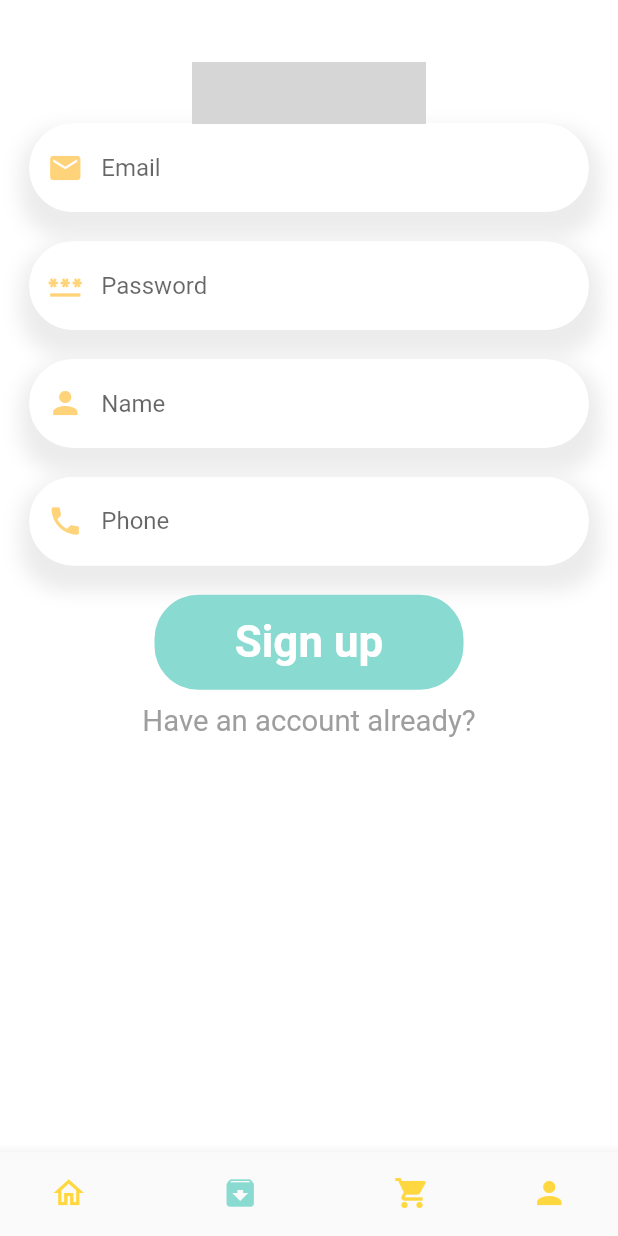
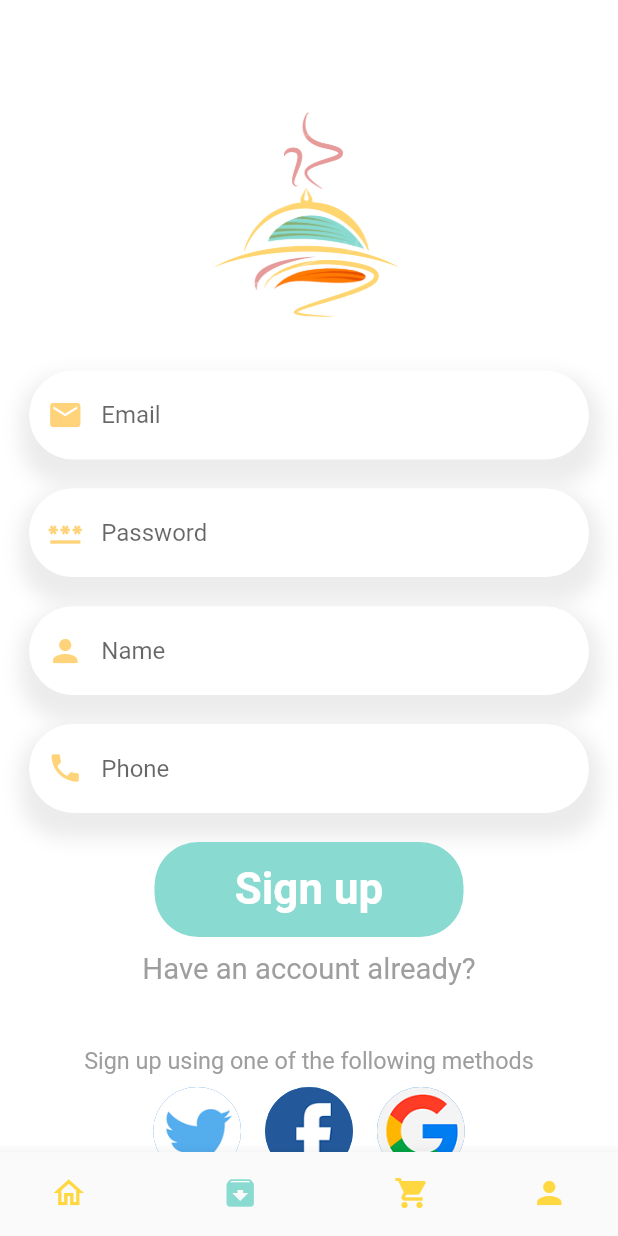
Before and after one commit to safadtm/food_delivery_app, a Flutter app: the screen it shows after launch, item 2 of the bottom bar chosen, on a phone screen of 412 x 824 dp. Run offline on Flutter 3.47's test engine with Material 2 defaults, Android fonts, the phone set to English and light mode, and no system bars; our stand-ins replace dots_indicator, get, persistent_bottom_nav_bar, shared_preferences; network calls fail; grey boxes are pictures that could not be loaded.

Commit message:
sign up page UI done

```diff
--- a/lib/pages/auth/sign_up_page.dart
+++ b/lib/pages/auth/sign_up_page.dart
@@ -15,21 +15,28 @@ class SignUpWidget extends StatelessWidget {
     var passwordController = TextEditingController();
     var nameController = TextEditingController();
     var phoneController = TextEditingController();
+    var signUpImages = [
+      "t.png",
+      "f.png",
+      "g.png",
+    ];
 
     return Scaffold(
       backgroundColor: Colors.white,
-      body: Column(
+      body: SingleChildScrollView(
+        physics: const BouncingScrollPhysics(),
+        child: Column(
           children: [
             SizedBox(height: Dimensions.screenHeight * 0.05),
             //top icon
             SizedBox(
-            height: Dimensions.screenHeight * 0.05,
+              height: Dimensions.screenHeight * 0.25,
               child: Center(
                 child: CircleAvatar(
                   backgroundColor: Colors.white,
                   radius: Dimensions.raduis20 * 4,
                   backgroundImage:
-                    const AssetImage("assets/images/logo_part_1.png"),
+                      const AssetImage("assets/images/logo part 1.png"),
                 ),
               ),
             ),
@@ -91,7 +98,32 @@ class SignUpWidget extends StatelessWidget {
                 ),
               ),
             ),
+            //social media connection
+            SizedBox(height: Dimensions.screenHeight * 0.05),
+            RichText(
+              text: TextSpan(
+                text: "Sign up using one of the following methods",
+                style: TextStyle(
+                  color: Colors.grey[500],
+                  fontSize: Dimensions.font16,
+                ),
+              ),
+            ),
+            Wrap(
+              children: List.generate(
+                3,
+                (index) => Padding(
+                  padding: const EdgeInsets.all(8.0),
+                  child: CircleAvatar(
+                    radius: Dimensions.raduis30,
+                    backgroundImage:
+                        AssetImage("assets/images/${signUpImages[index]}"),
+                  ),
+                ),
+              ),
+            ),
           ],
+        ),
       ),
     );
   }
```
Also changed, not shown: lib/pages/account/account_page.dart (+11 -10 lines). Lines whose indentation alone changed are shown as unchanged.
